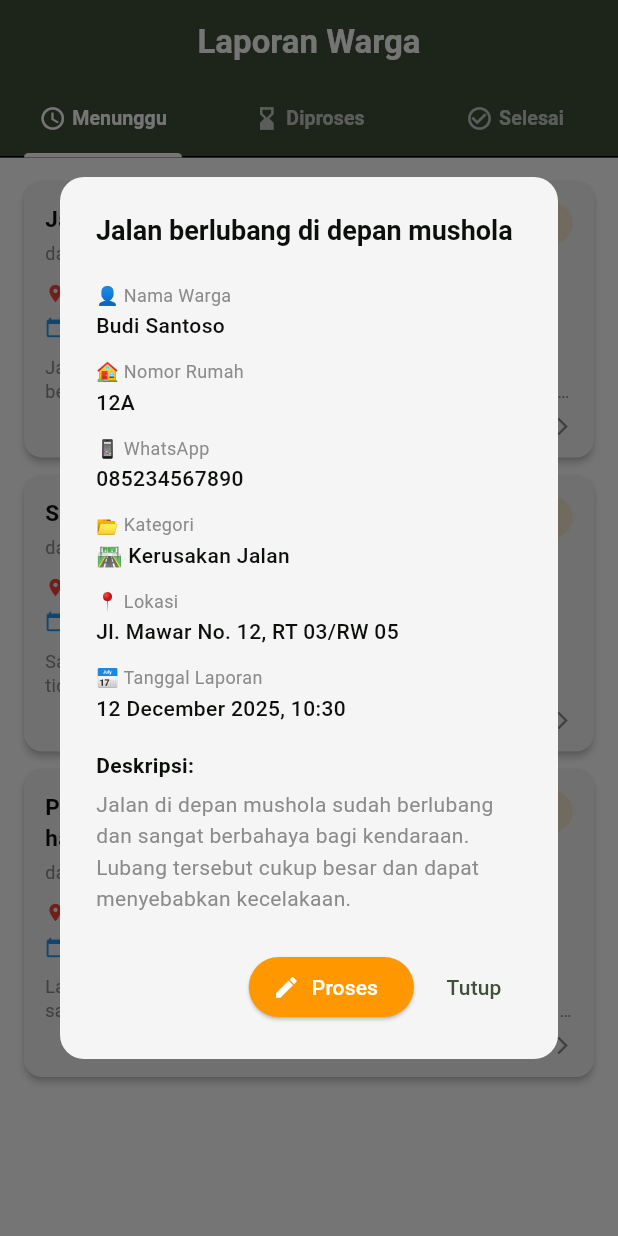
After one commit to pblkelompok1/ti3h_k1_jawara, a Flutter app: the AdminLaporanView screen opened by its route, after a tap on "Jalan berlubang di depan mushola", on a phone screen of 412 x 824 dp. The commit adds this screen. Run offline on Flutter 3.47's test engine with Material 3 defaults, Android fonts, the phone set to English and light mode, and no system bars; our stand-ins replace auto_size_text, camera, file_picker, fl_chart, flutter_riverpod, flutter_secure_storage and 5 more; accounts and stored records are empty; network calls fail.

Commit message:
feat: add Laporan Warga feature with admin dashboard integration and routing

```diff
--- /dev/null
+++ b/lib/core/models/laporan_warga_model.dart
@@ -0,0 +1,75 @@
+class LaporanWargaModel {
+  final String id;
+  final String namaWarga;
+  final String nomorRumah;
+  final String noWhatsapp;
+  final String judulLaporan;
+  final String deskripsiLaporan;
+  final String kategoriLaporan; // 'kerusakan_jalan', 'kebersihan', 'keamanan', 'fasilitas_umum', 'lainnya'
+  final String lokasi;
+  final DateTime tanggalLaporan;
+  final String status; // 'waiting', 'on_going', 'complete'
+  final String? catatanAdmin;
+  final String? fotoBukti;
+  final DateTime? tanggalDiproses;
+  final DateTime? tanggalSelesai;
+
+  LaporanWargaModel({
+    required this.id,
+    required this.namaWarga,
+    required this.nomorRumah,
+    required this.noWhatsapp,
+    required this.judulLaporan,
+    required this.deskripsiLaporan,
+    required this.kategoriLaporan,
+    required this.lokasi,
+    required this.tanggalLaporan,
+    required this.status,
+    this.catatanAdmin,
+    this.fotoBukti,
+    this.tanggalDiproses,
+    this.tanggalSelesai,
+  });
+
+  factory LaporanWargaModel.fromJson(Map<String, dynamic> json) {
+    return LaporanWargaModel(
+      id: json['id'],
+      namaWarga: json['nama_warga'],
+      nomorRumah: json['nomor_rumah'],
+      noWhatsapp: json['no_whatsapp'],
+      judulLaporan: json['judul_laporan'],
+      deskripsiLaporan: json['deskripsi_laporan'],
+      kategoriLaporan: json['kategori_laporan'],
+      lokasi: json['lokasi'],
+      tanggalLaporan: DateTime.parse(json['tanggal_laporan']),
+      status: json['status'],
+      catatanAdmin: json['catatan_admin'],
+      fotoBukti: json['foto_bukti'],
+      tanggalDiproses: json['tanggal_diproses'] != null
+          ? DateTime.parse(json['tanggal_diproses'])
+          : null,
+      tanggalSelesai: json['tanggal_selesai'] != null
+          ? DateTime.parse(json['tanggal_selesai'])
+          : null,
+    );
+  }
+
+  Map<String, dynamic> toJson() {
+    return {
+      'id': id,
+      'nama_warga': namaWarga,
+      'nomor_rumah': nomorRumah,
+      'no_whatsapp': noWhatsapp,
+      'judul_laporan': judulLaporan,
+      'deskripsi_laporan': deskripsiLaporan,
+      'kategori_laporan': kategoriLaporan,
+      'lokasi': lokasi,
+      'tanggal_laporan': tanggalLaporan.toIso8601String(),
+      'status': status,
+      'catatan_admin': catatanAdmin,
+      'foto_bukti': fotoBukti,
+      'tanggal_diproses': tanggalDiproses?.toIso8601String(),
+      'tanggal_selesai': tanggalSelesai?.toIso8601String(),
+    };
+  }
+}
--- a/lib/features/admin/view/admin_dashboard_view.dart
+++ b/lib/features/admin/view/admin_dashboard_view.dart
@@ -208,14 +208,14 @@ class AdminDashboardView extends ConsumerWidget {
                           ),
                           AdminStatCard(
                             icon: Icons.report_problem_rounded,
-                            title: 'Laporan Baru',
+                            title: 'Laporan Warga',
                             value: stats.newReportsToday.toString(),
                             subtitle: 'Hari ini',
                             gradientColors: const [
                               Color(0xFFF44336),
                               Color(0xFFE57373),
                             ],
-                            onTap: () => context.push('/admin/reports'),
+                            onTap: () => context.push('/admin/laporan'),
                           ),
                           AdminStatCard(
                             icon: Icons.mail_rounded,
--- /dev/null
+++ b/lib/features/admin/view/admin_laporan_view.dart
@@ -0,0 +1,597 @@
+import 'package:flutter/material.dart';
+import 'package:intl/intl.dart';
+import 'package:ti3h_k1_jawara/core/models/laporan_warga_model.dart';
+import 'package:ti3h_k1_jawara/core/themes/app_colors.dart';
+
+class AdminLaporanView extends StatefulWidget {
+  const AdminLaporanView({super.key});
+
+  @override
+  State<AdminLaporanView> createState() => _AdminLaporanViewState();
+}
+
+class _AdminLaporanViewState extends State<AdminLaporanView>
+    with SingleTickerProviderStateMixin {
+  late TabController _tabController;
+
+  // Mock data - replace dengan API call
+  final List<LaporanWargaModel> _allLaporan = [
+    // Waiting
+    LaporanWargaModel(
+      id: '001',
+      namaWarga: 'Budi Santoso',
+      nomorRumah: '12A',
+      noWhatsapp: '085234567890',
+      judulLaporan: 'Jalan berlubang di depan mushola',
+      deskripsiLaporan:
+          'Jalan di depan mushola sudah berlubang dan sangat berbahaya bagi kendaraan. Lubang tersebut cukup besar dan dapat menyebabkan kecelakaan.',
+      kategoriLaporan: 'kerusakan_jalan',
+      lokasi: 'Jl. Mawar No. 12, RT 03/RW 05',
+      tanggalLaporan: DateTime.now(),
+      status: 'waiting',
+    ),
+    LaporanWargaModel(
+      id: '002',
+      namaWarga: 'Siti Nurhaliza',
+      nomorRumah: '25B',
+      noWhatsapp: '081234567890',
+      judulLaporan: 'Sampah menumpuk di sudut jalan',
+      deskripsiLaporan:
+          'Sampah menumpuk di sudut jalan perempatan, sudah 3 hari tidak diambil dan menimbulkan bau tidak sedap.',
+      kategoriLaporan: 'kebersihan',
+      lokasi: 'Perempatan Jl. Merpati - Jl. Mekar',
+      tanggalLaporan: DateTime.now().subtract(const Duration(hours: 2)),
+      status: 'waiting',
+    ),
+    LaporanWargaModel(
+      id: '003',
+      namaWarga: 'Ahmad Suryanto',
+      nomorRumah: '42C',
+      noWhatsapp: '082234567890',
+      judulLaporan: 'Pencahayaan jalan rusak di malam hari',
+      deskripsiLaporan:
+          'Lampu jalan di depan toko semakin redup dan malam hari sangat gelap. Ini mengganggu keamanan warga yang lewat malam.',
+      kategoriLaporan: 'keamanan',
+      lokasi: 'Jl. Anggrek No. 42, RT 02/RW 05',
+      tanggalLaporan: DateTime.now().subtract(const Duration(hours: 5)),
+      status: 'waiting',
+    ),
+
+    // On Going
+    LaporanWargaModel(
+      id: '004',
+      namaWarga: 'Rina Wijaya',
+      nomorRumah: '18D',
+      noWhatsapp: '083234567890',
+      judulLaporan: 'Pipa air ledak',
+      deskripsiLaporan:
+          'Pipa air di halaman rumah bocor dan menyebabkan tanah tergenang. Sudah mengalami kebocoran selama 2 hari.',
+      kategoriLaporan: 'fasilitas_umum',
+      lokasi: 'Jl. Bunga No. 18, RT 01/RW 05',
+      tanggalLaporan: DateTime.now().subtract(const Duration(days: 2)),
+      status: 'on_going',
+      catatanAdmin: 'Petugas PDAM sudah dipanggil untuk pemeriksaan',
+      tanggalDiproses: DateTime.now().subtract(const Duration(days: 1, hours: 12)),
+    ),
+    LaporanWargaModel(
+      id: '005',
+      namaWarga: 'Hendra Gunawan',
+      nomorRumah: '35E',
+      noWhatsapp: '084234567890',
+      judulLaporan: 'Tanda jalan hilang',
+      deskripsiLaporan:
+          'Tanda peringatan di tikungan jalan sudah rusak dan hilang. Sangat membahayakan pengendara yang tidak tahu jalan.',
+      kategoriLaporan: 'kerusakan_jalan',
+      lokasi: 'Tikungan Jl. Dahlia - Jl. Melati',
+      tanggalLaporan: DateTime.now().subtract(const Duration(days: 3)),
+      status: 'on_going',
+      catatanAdmin: 'Sedang menunggu pengadaan tanda jalan baru dari kelurahan',
+      tanggalDiproses: DateTime.now().subtract(const Duration(days: 2, hours: 8)),
+    ),
+
+    // Complete
+    LaporanWargaModel(
+      id: '006',
+      namaWarga: 'Dewi Lestari',
+      nomorRumah: '22F',
+      noWhatsapp: '085534567890',
+      judulLaporan: 'Saluran air tersumbat',
+      deskripsiLaporan:
+          'Saluran air pembuangan di depan rumah tersumbat dan menyebabkan air tergenang saat hujan deras.',
+      kategoriLaporan: 'kebersihan',
+      lokasi: 'Jl. Teratai No. 22, RT 04/RW 05',
+      tanggalLaporan: DateTime.now().subtract(const Duration(days: 7)),
+      status: 'complete',
+      catatanAdmin: 'Saluran sudah dibersihkan dan lancar kembali',
+      tanggalDiproses: DateTime.now().subtract(const Duration(days: 6, hours: 10)),
+      tanggalSelesai: DateTime.now().subtract(const Duration(days: 5, hours: 14)),
+    ),
+    LaporanWargaModel(
+      id: '007',
+      namaWarga: 'Rinto Harahap',
+      nomorRumah: '50G',
+      noWhatsapp: '086234567890',
+      judulLaporan: 'Pohon tumbang mengganggu jalan',
+      deskripsiLaporan:
+          'Pohon besar di depan sekolah tumbang akibat angin kencang dan menutup jalan. Sudah dihubungi BPBD untuk penanganan.',
+      kategoriLaporan: 'fasilitas_umum',
+      lokasi: 'Depan SDN 03, Jl. Pendidikan No. 50',
+      tanggalLaporan: DateTime.now().subtract(const Duration(days: 10)),
+      status: 'complete',
+      catatanAdmin: 'Pohon sudah dipotong dan dibersihkan oleh BPBD',
+      tanggalDiproses: DateTime.now().subtract(const Duration(days: 9, hours: 3)),
+      tanggalSelesai: DateTime.now().subtract(const Duration(days: 8, hours: 15)),
+    ),
+    LaporanWargaModel(
+      id: '008',
+      namaWarga: 'Anita Salsabila',
+      nomorRumah: '33H',
+      noWhatsapp: '087234567890',
+      judulLaporan: 'Genangan air di perempatan',
+      deskripsiLaporan:
+          'Air tergenang di perempatan jalan utama karena saluran pembuangan tersumbat sampah. Menggangu mobilitas warga.',
+      kategoriLaporan: 'kebersihan',
+      lokasi: 'Perempatan Jl. Utama - Jl. Harapan',
+      tanggalLaporan: DateTime.now().subtract(const Duration(days: 14)),
+      status: 'complete',
+      catatanAdmin: 'Petugas kebersihan sudah membersihkan dan mengalirkan air',
+      tanggalDiproses: DateTime.now().subtract(const Duration(days: 13, hours: 6)),
+      tanggalSelesai: DateTime.now().subtract(const Duration(days: 12, hours: 9)),
+    ),
+  ];
+
+  List<LaporanWargaModel> get _laporanWaiting =>
+      _allLaporan.where((l) => l.status == 'waiting').toList();
+
+  List<LaporanWargaModel> get _laporanOnGoing =>
+      _allLaporan.where((l) => l.status == 'on_going').toList();
+
+  List<LaporanWargaModel> get _laporanComplete =>
+      _allLaporan.where((l) => l.status == 'complete').toList();
+
+  @override
+  void initState() {
+    super.initState();
+    _tabController = TabController(length: 3, vsync: this);
+  }
+
+  @override
+  void dispose() {
+    _tabController.dispose();
+    super.dispose();
+  }
+
+  @override
+  Widget build(BuildContext context) {
+    return Scaffold(
+      backgroundColor: AppColors.background(context),
+      appBar: AppBar(
+        title: const Text(
+          'Laporan Warga',
+          style: TextStyle(fontWeight: FontWeight.bold),
+        ),
+        backgroundColor: AppColors.primary(context),
+        foregroundColor: Colors.white,
+        elevation: 0,
+        bottom: TabBar(
+          controller: _tabController,
+          indicatorColor: Colors.white,
+          indicatorWeight: 3,
+          labelColor: Colors.white,
+          unselectedLabelColor: Colors.white70,
+          labelStyle: const TextStyle(fontWeight: FontWeight.bold, fontSize: 13),
+          tabs: [
+            Tab(
+              child: Row(
+                mainAxisAlignment: MainAxisAlignment.center,
+                children: const [
+                  Icon(Icons.schedule, size: 18),
+                  SizedBox(width: 4),
+                  Text('Menunggu'),
+                ],
+              ),
+            ),
+            Tab(
+              child: Row(
+                mainAxisAlignment: MainAxisAlignment.center,
+                children: const [
+                  Icon(Icons.hourglass_bottom, size: 18),
+                  SizedBox(width: 4),
+                  Text('Diproses'),
+                ],
+              ),
+            ),
+            Tab(
+              child: Row(
+                mainAxisAlignment: MainAxisAlignment.center,
+                children: const [
+                  Icon(Icons.check_circle_outline, size: 18),
+                  SizedBox(width: 4),
+                  Text('Selesai'),
+                ],
+              ),
+            ),
+          ],
+        ),
+      ),
+      body: TabBarView(
+        controller: _tabController,
+        children: [
+          _buildLaporanList(_laporanWaiting),
+          _buildLaporanList(_laporanOnGoing),
+          _buildLaporanList(_laporanComplete),
+        ],
+      ),
+    );
+  }
+
+  Widget _buildLaporanList(List<LaporanWargaModel> laporanList) {
+    if (laporanList.isEmpty) {
+      return Center(
+        child: Column(
+          mainAxisAlignment: MainAxisAlignment.center,
+          children: [
+            Icon(
+              Icons.inbox,
+              size: 80,
+              color: AppColors.textSecondary(context).withOpacity(0.5),
+            ),
+            const SizedBox(height: 16),
+            Text(
+              'Tidak ada laporan',
+              style: TextStyle(
+                fontSize: 16,
+                color: AppColors.textSecondary(context),
+              ),
+            ),
+          ],
+        ),
+      );
+    }
+
+    return ListView.builder(
+      padding: const EdgeInsets.all(16),
+      itemCount: laporanList.length,
+      itemBuilder: (context, index) {
+        return _LaporanCard(
+          laporan: laporanList[index],
+          onTap: () => _showDetailDialog(laporanList[index]),
+        );
+      },
+    );
+  }
+
+  void _showDetailDialog(LaporanWargaModel laporan) {
+    showDialog(
+      context: context,
+      builder: (context) => AlertDialog(
+        backgroundColor: AppColors.surface(context),
+        shape: RoundedRectangleBorder(borderRadius: BorderRadius.circular(16)),
+        title: Text(
+          laporan.judulLaporan,
+          style: TextStyle(
+            fontSize: 18,
+            fontWeight: FontWeight.bold,
+            color: AppColors.textPrimary(context),
+          ),
+        ),
+        content: SingleChildScrollView(
+          child: Column(
+            crossAxisAlignment: CrossAxisAlignment.start,
+            mainAxisSize: MainAxisSize.min,
+            children: [
+              _buildDetailItem('👤 Nama Warga', laporan.namaWarga, context),
+              _buildDetailItem('🏠 Nomor Rumah', laporan.nomorRumah, context),
+              _buildDetailItem('📱 WhatsApp', laporan.noWhatsapp, context),
+              _buildDetailItem(
+                '📂 Kategori',
+                _getKategoriText(laporan.kategoriLaporan),
+                context,
+              ),
+              _buildDetailItem('📍 Lokasi', laporan.lokasi, context),
+              _buildDetailItem(
+                '📅 Tanggal Laporan',
+                DateFormat('dd MMMM yyyy, HH:mm').format(laporan.tanggalLaporan),
+                context,
+              ),
+              const SizedBox(height: 12),
+              Text(
+                'Deskripsi:',
+                style: TextStyle(
+                  fontWeight: FontWeight.bold,
+                  color: AppColors.textPrimary(context),
+                ),
+              ),
+              const SizedBox(height: 6),
+              Text(
+                laporan.deskripsiLaporan,
+                style: TextStyle(
+                  fontSize: 14,
+                  color: AppColors.textSecondary(context),
+                  height: 1.5,
+                ),
+              ),
+              if (laporan.catatanAdmin != null) ...[
+                const SizedBox(height: 12),
+                Container(
+                  padding: const EdgeInsets.all(12),
+                  decoration: BoxDecoration(
+                    color: Colors.blue.withOpacity(0.1),
+                    borderRadius: BorderRadius.circular(8),
+                  ),
+                  child: Column(
+                    crossAxisAlignment: CrossAxisAlignment.start,
+                    children: [
+                      Text(
+                        '📝 Catatan Admin:',
+                        style: TextStyle(
+                          fontWeight: FontWeight.bold,
+                          color: Colors.blue[700],
+                        ),
+                      ),
+                      const SizedBox(height: 6),
+                      Text(
+                        laporan.catatanAdmin!,
+                        style: TextStyle(
+                          fontSize: 14,
+                          color: Colors.blue[600],
+                        ),
+                      ),
+                    ],
+                  ),
+                ),
+              ],
+              if (laporan.tanggalDiproses != null) ...[
+                const SizedBox(height: 12),
+                _buildDetailItem(
+                  '⏱ Tanggal Diproses',
+                  DateFormat('dd MMMM yyyy, HH:mm')
+                      .format(laporan.tanggalDiproses!),
+                  context,
+                ),
+              ],
+              if (laporan.tanggalSelesai != null) ...[
+                const SizedBox(height: 12),
+                _buildDetailItem(
+                  '✅ Tanggal Selesai',
+                  DateFormat('dd MMMM yyyy, HH:mm')
+                      .format(laporan.tanggalSelesai!),
+                  context,
+                ),
+              ],
+            ],
+          ),
+        ),
+        actions: [
+          if (laporan.status == 'waiting')
+            ElevatedButton.icon(
+              onPressed: () => Navigator.pop(context),
+              icon: const Icon(Icons.edit),
+              label: const Text('Proses'),
+              style: ElevatedButton.styleFrom(
+                backgroundColor: Colors.orange,
+                foregroundColor: Colors.white,
+              ),
+            ),
+          if (laporan.status == 'on_going')
+            ElevatedButton.icon(
+              onPressed: () => Navigator.pop(context),
+              icon: const Icon(Icons.check),
+              label: const Text('Selesaikan'),
+              style: ElevatedButton.styleFrom(
+                backgroundColor: Colors.green,
+                foregroundColor: Colors.white,
+              ),
+            ),
+          TextButton(
+            onPressed: () => Navigator.pop(context),
+            child: const Text('Tutup'),
+          ),
+        ],
+      ),
+    );
+  }
+
+  Widget _buildDetailItem(String label, String value, BuildContext context) {
+    return Padding(
+      padding: const EdgeInsets.symmetric(vertical: 6),
+      child: Column(
+        crossAxisAlignment: CrossAxisAlignment.start,
+        children: [
+          Text(
+            label,
+            style: TextStyle(
+              fontSize: 12,
+              color: AppColors.textSecondary(context),
+            ),
+          ),
+          const SizedBox(height: 2),
+          Text(
+            value,
+            style: TextStyle(
+              fontSize: 14,
+              fontWeight: FontWeight.w500,
+              color: AppColors.textPrimary(context),
+            ),
+          ),
+        ],
+      ),
+    );
+  }
+
+  String _getKategoriText(String kategori) {
+    switch (kategori) {
+      case 'kerusakan_jalan':
+        return '🛣️ Kerusakan Jalan';
+      case 'kebersihan':
+        return '🧹 Kebersihan';
+      case 'keamanan':
+        return '🔒 Keamanan';
+      case 'fasilitas_umum':
+        return '🏛️ Fasilitas Umum';
+      case 'lainnya':
+        return '📌 Lainnya';
+      default:
+        return kategori;
+    }
+  }
+}
+
+class _LaporanCard extends StatelessWidget {
+  final LaporanWargaModel laporan;
+  final VoidCallback onTap;
+
+  const _LaporanCard({
+    required this.laporan,
+    required this.onTap,
+  });
+
+  @override
+  Widget build(BuildContext context) {
+    final statusColor = _getStatusColor(laporan.status);
+    final statusText = _getStatusText(laporan.status);
+
+    return Card(
+      margin: const EdgeInsets.only(bottom: 12),
+      elevation: 2,
+      color: AppColors.surface(context),
+      shape: RoundedRectangleBorder(borderRadius: BorderRadius.circular(12)),
+      child: InkWell(
+        onTap: onTap,
+        borderRadius: BorderRadius.circular(12),
+        child: Padding(
+          padding: const EdgeInsets.all(14),
+          child: Column(
+            crossAxisAlignment: CrossAxisAlignment.start,
+            children: [
+              Row(
+                crossAxisAlignment: CrossAxisAlignment.start,
+                children: [
+                  Expanded(
+                    child: Column(
+                      crossAxisAlignment: CrossAxisAlignment.start,
+                      children: [
+                        Text(
+                          laporan.judulLaporan,
+                          style: TextStyle(
+                            fontSize: 15,
+                            fontWeight: FontWeight.bold,
+                            color: AppColors.textPrimary(context),
+                          ),
+                          maxLines: 2,
+                          overflow: TextOverflow.ellipsis,
+                        ),
+                        const SizedBox(height: 4),
+                        Text(
+                          'dari: ${laporan.namaWarga} (${laporan.nomorRumah})',
+                          style: TextStyle(
+                            fontSize: 12,
+                            color: AppColors.textSecondary(context),
+                          ),
+                        ),
+                      ],
+                    ),
+                  ),
+                  const SizedBox(width: 8),
+                  Container(
+                    padding: const EdgeInsets.symmetric(horizontal: 10, vertical: 6),
+                    decoration: BoxDecoration(
+                      color: statusColor.withOpacity(0.15),
+                      borderRadius: BorderRadius.circular(20),
+                    ),
+                    child: Text(
+                      statusText,
+                      style: TextStyle(
+                        fontSize: 11,
+                        fontWeight: FontWeight.bold,
+                        color: statusColor,
+                      ),
+                    ),
+                  ),
+                ],
+              ),
+              const SizedBox(height: 10),
+              Row(
+                children: [
+                  Icon(Icons.location_on, size: 14, color: Colors.red),
+                  const SizedBox(width: 4),
+                  Expanded(
+                    child: Text(
+                      laporan.lokasi,
+                      style: TextStyle(
+                        fontSize: 12,
+                        color: AppColors.textSecondary(context),
+                      ),
+                      maxLines: 1,
+                      overflow: TextOverflow.ellipsis,
+                    ),
+                  ),
+                ],
+              ),
+              const SizedBox(height: 6),
+              Row(
+                children: [
+                  Icon(Icons.calendar_today, size: 14, color: Colors.blue),
+                  const SizedBox(width: 4),
+                  Text(
+                    DateFormat('dd MMM yyyy').format(laporan.tanggalLaporan),
+                    style: TextStyle(
+                      fontSize: 12,
+                      color: AppColors.textSecondary(context),
+                    ),
+                  ),
+                ],
+              ),
+              const SizedBox(height: 10),
+              Text(
+                laporan.deskripsiLaporan,
+                maxLines: 2,
+                overflow: TextOverflow.ellipsis,
+                style: TextStyle(
+                  fontSize: 12,
+                  color: AppColors.textSecondary(context),
+                  height: 1.3,
+                ),
+              ),
+              const SizedBox(height: 8),
+              Align(
+                alignment: Alignment.bottomRight,
+                child: Icon(
+                  Icons.arrow_forward_ios,
+                  size: 14,
+                  color: AppColors.textSecondary(context),
+                ),
+              ),
+            ],
+          ),
+        ),
+      ),
+    );
+  }
+
+  Color _getStatusColor(String status) {
+    switch (status) {
+      case 'waiting':
+        return Colors.orange;
+      case 'on_going':
+        return Colors.blue;
+      case 'complete':
+        return Colors.green;
+      default:
+        return Colors.grey;
+    }
+  }
+
+  String _getStatusText(String status) {
+    switch (status) {
+      case 'waiting':
+        return 'Menunggu';
+      case 'on_going':
+        return 'Diproses';
+      case 'complete':
+        return 'Selesai';
+      default:
+        return status;
+    }
+  }
+}
--- a/lib/features/routes.dart
+++ b/lib/features/routes.dart
@@ -27,6 +27,7 @@ import 'auth/view/auth_flow_view.dart';
 import 'auth/view/form_input_data_screen.dart';
 import 'package:ti3h_k1_jawara/features/admin/view/admin_dashboard_view.dart';
 import 'package:ti3h_k1_jawara/features/admin/view/registration_approval_view.dart';
+import 'package:ti3h_k1_jawara/features/admin/view/admin_laporan_view.dart';
 import 'package:ti3h_k1_jawara/features/admin/view/finance_view.dart'
     as admin_finance;
 import 'finance/widgets/detail_iuran_page.dart';
@@ -208,6 +209,10 @@ final routerProvider = Provider<GoRouter>((ref) {
         path: '/admin/registrations',
         builder: (_, __) => const RegistrationApprovalView(),
       ),
+      GoRoute(
+        path: '/admin/laporan',
+        builder: (_, __) => const AdminLaporanView(),
+      ),
       // Placeholder routes untuk fitur admin lainnya
       GoRoute(
         path: '/admin/residents',
```
